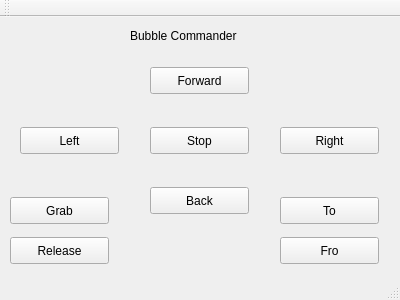
Before: the Qt Designer form projects/neuralnetworks/qt/rpiCommander/mainwindow.ui in bensinghbeno/design-engine, drawn with Qt 5.
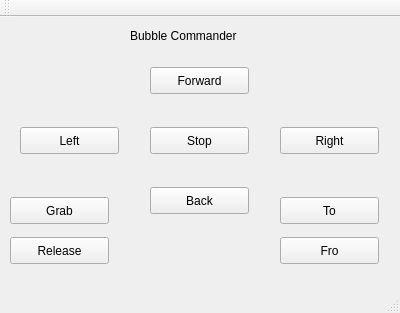
After: the same form once the commit is applied.

Diff of the .ui file:
```diff
--- a/projects/neuralnetworks/qt/rpiCommander/mainwindow.ui
+++ b/projects/neuralnetworks/qt/rpiCommander/mainwindow.ui
@@ -7,7 +7,7 @@
     <x>0</x>
     <y>0</y>
     <width>400</width>
-    <height>300</height>
+    <height>313</height>
    </rect>
   </property>
   <property name="windowTitle">
```
